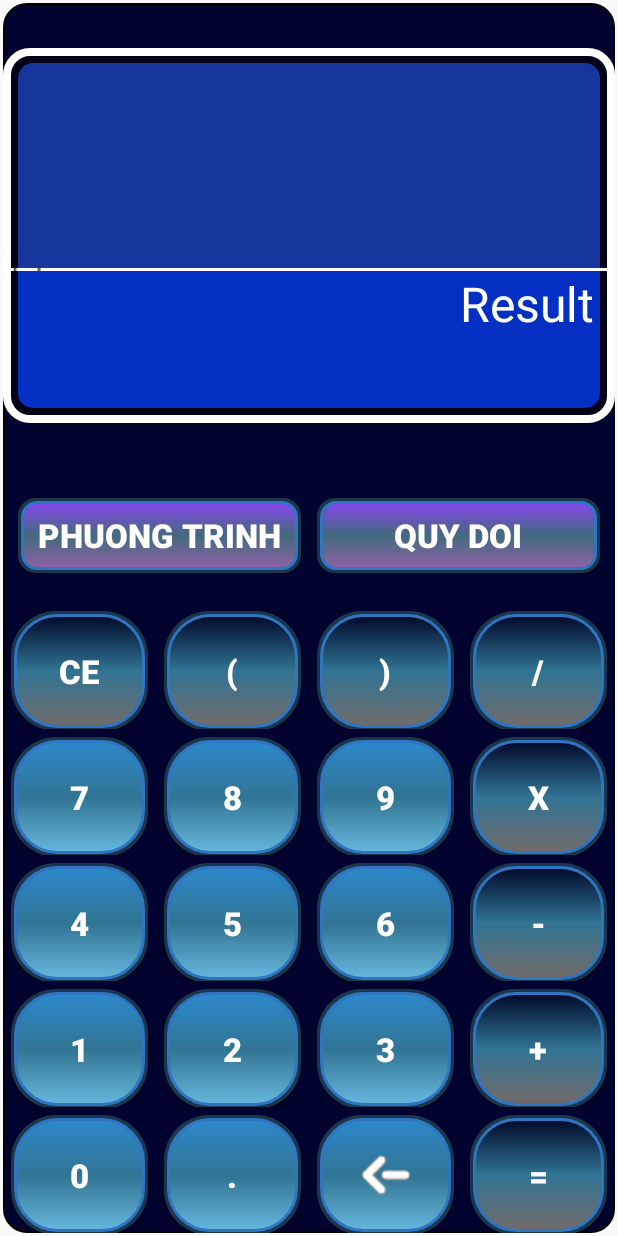
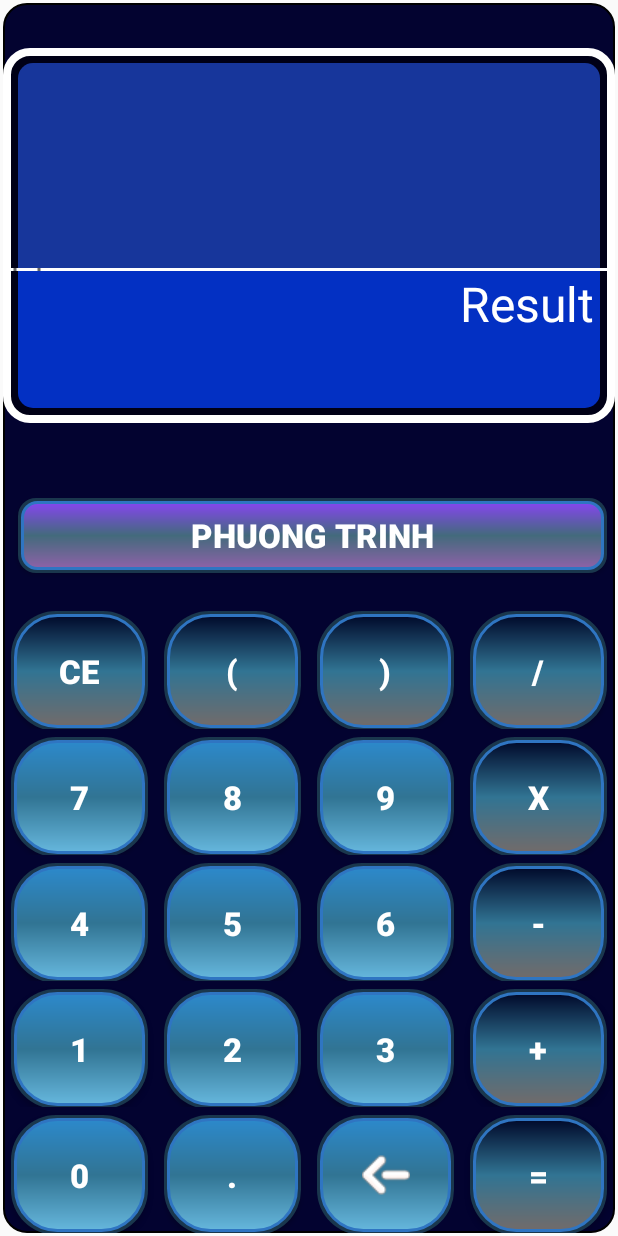
Before and after one commit to namy1622/My_Caculator, an Android app: the screen it shows after launch (MainActivity), on a phone screen of 412 x 824 dp. Run offline under Robolectric (Android 15) with nearby library versions, the phone set to English and light mode, and no system bars.

Commit message:
update ham tinh toan

```diff
--- a/app/src/main/java/com/example/caculator/MainActivity.java
+++ b/app/src/main/java/com/example/caculator/MainActivity.java
@@ -30,7 +30,7 @@ public class MainActivity extends AppCompatActivity {
     //----
     private LinearLayout ll_number;
     private LinearLayout ll_euation;
-    private LinearLayout ll_convert;
+//    private LinearLayout ll_convert;
     boolean  check_equation = false;
     boolean check_convert = false;
     private Button btn_euqation;
@@ -51,7 +51,7 @@ public class MainActivity extends AppCompatActivity {
         mapping();
         // func thay doi layout Equation, Convert
         Change_Equation();
-        Change_Convert();
+//        Change_Convert();
         // Gán sự kiện cho các nút
         setNumberClickListeners();
         setOperatorClickListeners();
@@ -62,11 +62,11 @@ public class MainActivity extends AppCompatActivity {
     public  void mapping(){
         ll_number = findViewById(R.id.layout_number);
         ll_euation = findViewById(R.id.layout_equation);
-        ll_convert = findViewById(R.id.layout_convert);
+//        ll_convert = findViewById(R.id.layout_convert);
 
         btn_euqation = findViewById(R.id.btn_equation);
 
-        btn_convert = findViewById(R.id.btn_convert);
+//        btn_convert = findViewById(R.id.btn_convert);
 
         ibtn_return_home = findViewById(R.id.btn_return_home);
 //        //-------
@@ -530,14 +530,14 @@ public class MainActivity extends AppCompatActivity {
                 if(check_equation == false){
                     // Ẩn Layout 1 và hiện Layout 2
                     ll_number.setVisibility(View.GONE);
-                    ll_convert.setVisibility(View.GONE);
+//                    ll_convert.setVisibility(View.GONE);
                     ll_euation.setVisibility(View.VISIBLE);
                     check_equation = true;
                 }
                 else{
                     // Ẩn Layout 2 và hiện Layout 1
                     ll_euation.setVisibility(View.GONE);
-                    ll_convert.setVisibility(View.GONE);
+//                    ll_convert.setVisibility(View.GONE);
                     ll_number.setVisibility(View.VISIBLE);
                     check_equation = false;
                 }
@@ -551,14 +551,14 @@ public class MainActivity extends AppCompatActivity {
                 if(check_equation == false){
                     // Ẩn Layout 1 và hiện Layout 2
                     ll_number.setVisibility(View.GONE);
-                    ll_convert.setVisibility(View.GONE);
+//                    ll_convert.setVisibility(View.GONE);
                     ll_euation.setVisibility(View.VISIBLE);
                     check_equation = true;
                 }
                 else{
                     // Ẩn Layout 2 và hiện Layout 1
                     ll_euation.setVisibility(View.GONE);
-                    ll_convert.setVisibility(View.GONE);
+//                    ll_convert.setVisibility(View.GONE);
                     ll_number.setVisibility(View.VISIBLE);
                     check_equation = false;
                 }
@@ -568,24 +568,24 @@ public class MainActivity extends AppCompatActivity {
 
 
     }
-    public void Change_Convert(){
-        btn_convert.setOnClickListener(new View.OnClickListener() {
-            @Override
-            public void onClick(View v) {
-                if(check_convert == false){
-                    ll_convert.setVisibility(View.VISIBLE);
-                    ll_euation.setVisibility(View.GONE);
-                    ll_number.setVisibility(View.GONE);
-                    check_convert = true;
-                }
-                else {
-                    ll_convert.setVisibility(View.GONE);
-                    ll_euation.setVisibility(View.GONE);
-                    ll_number.setVisibility(View.VISIBLE);
-                    check_convert = false;
-                }
-            }
-        });
-    }
+//    public void Change_Convert(){
+//        btn_convert.setOnClickListener(new View.OnClickListener() {
+//            @Override
+//            public void onClick(View v) {
+//                if(check_convert == false){
+//                    ll_convert.setVisibility(View.VISIBLE);
+//                    ll_euation.setVisibility(View.GONE);
+//                    ll_number.setVisibility(View.GONE);
+//                    check_convert = true;
+//                }
+//                else {
+//                    ll_convert.setVisibility(View.GONE);
+//                    ll_euation.setVisibility(View.GONE);
+//                    ll_number.setVisibility(View.VISIBLE);
+//                    check_convert = false;
+//                }
+//            }
+//        });
+//    }
 
 }
--- a/app/src/main/res/layout/activity_main.xml
+++ b/app/src/main/res/layout/activity_main.xml
@@ -85,13 +85,13 @@
                 android:text="Phuong trinh"
                 />
 
-            <Button
-                android:id="@+id/btn_convert"
-                style="@style/funcButton"
-                android:layout_marginLeft="5dp"
-                android:layout_marginRight="10dp"
-                android:text="Quy doi"
-                />
+<!--            <Button-->
+<!--                android:id="@+id/btn_convert"-->
+<!--                style="@style/funcButton"-->
+<!--                android:layout_marginLeft="5dp"-->
+<!--                android:layout_marginRight="10dp"-->
+<!--                android:text="Quy doi"-->
+<!--                />-->
 
         </LinearLayout>
         <LinearLayout
```
